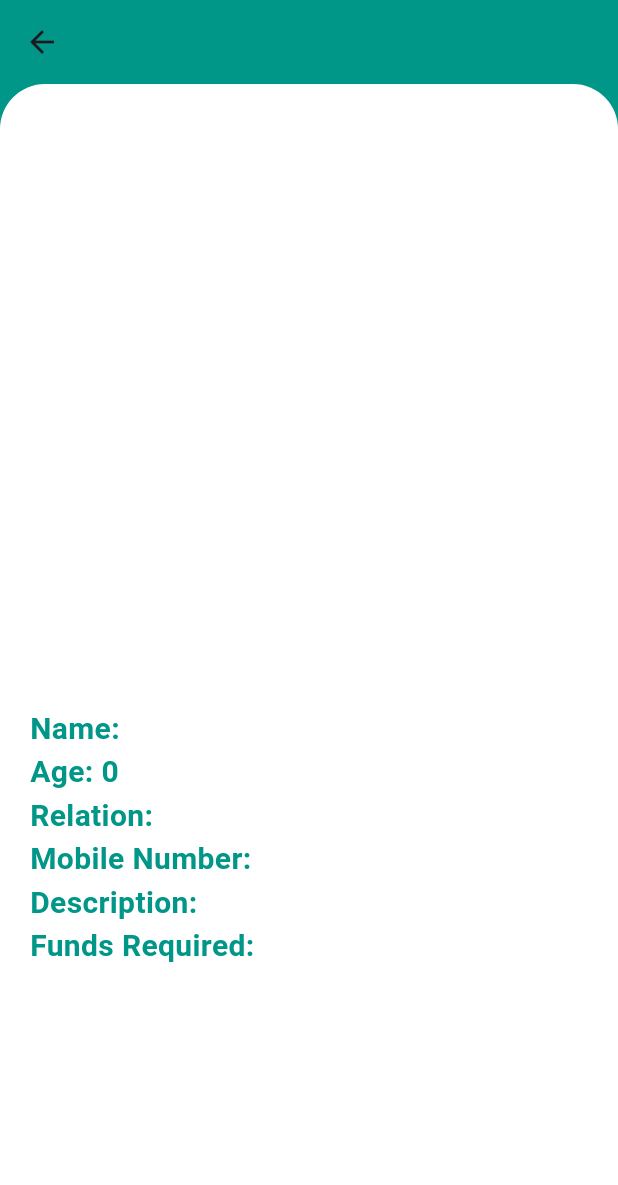
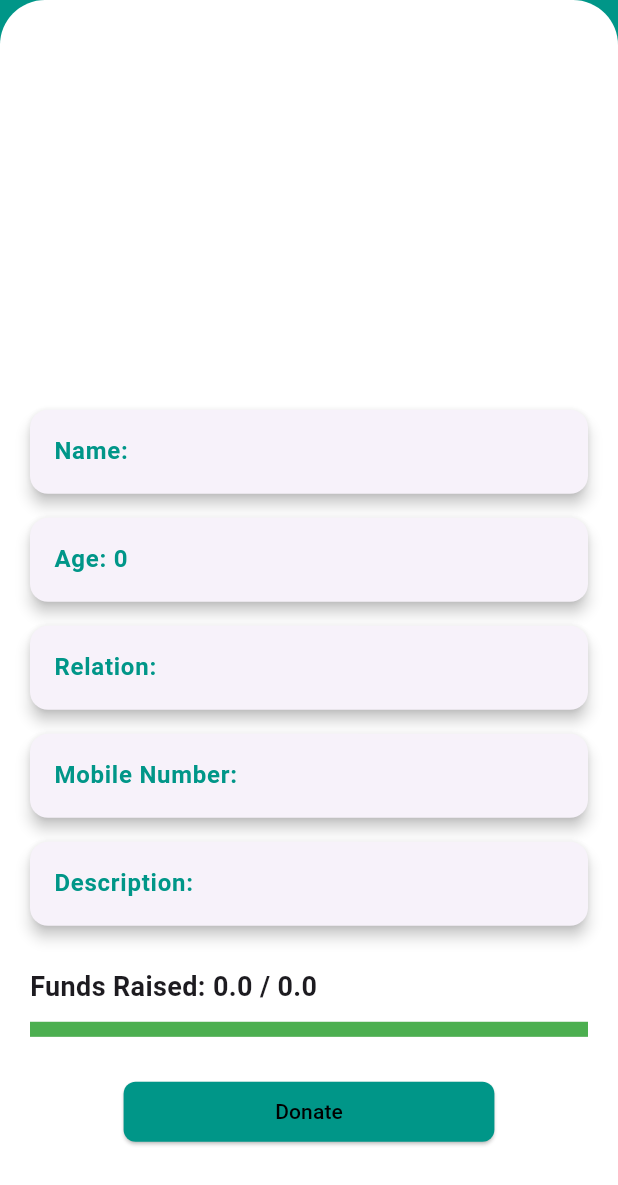
Before and after one commit to rushabh35/utkarsh-master, a Flutter app: the EducationFRDescriptive screen opened directly with empty values, on a phone screen of 412 x 824 dp. Shown: the top 1185 px of the screen. Run offline on Flutter 3.47's test engine with Material 3 defaults, Android fonts, the phone set to English and light mode, and no system bars; our stand-ins replace cached_network_image, cloud_firestore, dropdown_search, firebase_auth, firebase_core, firebase_storage and 8 more; missing offline and left inert: flutter_google_places, razorpay_flutter; accounts and stored records are empty.

Commit message:
EducationFR

```diff
--- a/lib/screens/AdminSide/FundRaisings/EducationFRAdmin.dart
+++ b/lib/screens/AdminSide/FundRaisings/EducationFRAdmin.dart
@@ -43,6 +43,7 @@ class _EducationFRAdminState extends State<EducationFRAdmin> {
                                     documentSnapshot : snapshot.data!.docs[index],
                                   )));
                         },
+
                         child: Container(
                           decoration: BoxDecoration(
                             borderRadius: BorderRadius.circular(10),
--- a/lib/screens/FundRaising/Education/Education_FR_description.dart
+++ b/lib/screens/FundRaising/Education/Education_FR_description.dart
@@ -1,6 +1,9 @@
 import 'package:flutter/material.dart';
 import 'package:cloud_firestore/cloud_firestore.dart';
+import 'package:cached_network_image/cached_network_image.dart';
 import 'package:utkarsh/constants/app_constants_colors.dart';
+import 'package:smooth_page_indicator/smooth_page_indicator.dart';
+import 'package:utkarsh/utils/ui/CustomButton.dart';
 
 class EducationFRDescriptive extends StatefulWidget {
   final DocumentSnapshot documentSnapshot;
@@ -9,12 +12,10 @@ class EducationFRDescriptive extends StatefulWidget {
       : super(key: key);
 
   @override
-  _EducationFRDescriptiveState createState() =>
-      _EducationFRDescriptiveState();
+  _EducationFRDescriptiveState createState() => _EducationFRDescriptiveState();
 }
 
-class _EducationFRDescriptiveState
-    extends State<EducationFRDescriptive> {
+class _EducationFRDescriptiveState extends State<EducationFRDescriptive> {
   late PageController _pageController;
   int _currentPage = 0;
 
@@ -33,13 +34,13 @@ class _EducationFRDescriptiveState
   @override
   Widget build(BuildContext context) {
     List<dynamic> imageUrls = widget.documentSnapshot['images'];
+    double fundsRaised =
+        widget.documentSnapshot['fundsRaised'].toDouble(); // Example value
+    double fundsRequired =
+        widget.documentSnapshot['fundsRequired'].toDouble(); // Example value
+    double progress = fundsRaised / fundsRequired;
 
     return Scaffold(
-      appBar: AppBar(
-        title: Text(widget.documentSnapshot['title']),
-        elevation: 0,
-        backgroundColor: AppConstantsColors.accentColor,
-      ),
       body: Container(
         color: AppConstantsColors.accentColor,
         child: Container(
@@ -51,115 +52,41 @@ class _EducationFRDescriptiveState
             ),
           ),
           child: Column(
-            mainAxisAlignment: MainAxisAlignment.center,
+            mainAxisAlignment: MainAxisAlignment.start,
             children: [
+              // Image Slider
               SizedBox(
                 height: MediaQuery.of(context).size.height * 0.3,
-                child: PageView.builder(
-                  controller: _pageController,
-                  itemCount: imageUrls.length,
-                  onPageChanged: (int index) {
-                    setState(() {
-                      _currentPage = index;
-
-                    });
-                  },
-                  itemBuilder: (context, index) {
-                    return Image.network(
-                      imageUrls[index],
-                      fit: BoxFit.cover,
-                    );
-                  },
+                child: _buildImageSlider(imageUrls),
+              ),
+              const SizedBox(height: 10),
+              SmoothPageIndicator(
+                controller: _pageController,
+                count: imageUrls.length,
+                effect: const WormEffect(
+                  dotHeight: 8,
+                  dotWidth: 8,
+                  activeDotColor: Colors.black,
                 ),
               ),
-              SizedBox(height: 10),
-              Row(
-                mainAxisAlignment: MainAxisAlignment.center,
-                children: [
-                  for (int i = 0; i < imageUrls.length; i++)
-                    _buildDotIndicator(i == _currentPage),
-                ],
-              ),
-              Container(
-                width: MediaQuery.of(context).size.width,
-                padding: const EdgeInsets.only(left: 20),
-                child: Text(
-                  'Name: ${widget.documentSnapshot['name']}',
-                  style: TextStyle(
-                    color: AppConstantsColors.accentColor,
-                    fontSize: 20,
-                    fontWeight: FontWeight.bold,
-                  ),
-                ),
-              ),
-              Container(
-                width: MediaQuery.of(context).size.width,
-                padding: const EdgeInsets.only(left: 20),
-                child: Text(
-                  'Age: ${widget.documentSnapshot['age']}',
-                  style: TextStyle(
-                    color: AppConstantsColors.accentColor,
-                    fontSize: 20,
-                    fontWeight: FontWeight.bold,
-                  ),
-                ),
-              ),
-              Container(
-                width: MediaQuery.of(context).size.width,
-                padding: const EdgeInsets.only(left: 20),
-                child: Text(
-                  'Relation: ${widget.documentSnapshot['relation']}',
-                  style: TextStyle(
-                    color: AppConstantsColors.accentColor,
-                    fontSize: 20,
-                    fontWeight: FontWeight.bold,
-                  ),
-                ),
-              ),
-              Container(
-                width: MediaQuery.of(context).size.width,
-                padding: const EdgeInsets.only(left: 20),
-                child: Text(
-                  'Mobile Number: ${widget.documentSnapshot['mobile']}',
-                  style: TextStyle(
-                    color: AppConstantsColors.accentColor,
-                    fontSize: 20,
-                    fontWeight: FontWeight.bold,
-                  ),
-                ),
-              ),
-              Container(
-                width: MediaQuery.of(context).size.width,
-                padding: const EdgeInsets.only(left: 20),
-                child: Text(
-                  'Description: ${widget.documentSnapshot['description']}',
-                  style: TextStyle(
-                    color: AppConstantsColors.accentColor,
-                    fontSize: 20,
-                    fontWeight: FontWeight.bold,
-                  ),
-                ),
-              ),
-              Container(
-                width: MediaQuery.of(context).size.width,
-                padding: const EdgeInsets.only(left: 20),
-                child: Text(
-                  'Funds Required: ${widget.documentSnapshot['fundsRequired']}',
-                  style: TextStyle(
-                    color: AppConstantsColors.accentColor,
-                    fontSize: 20,
-                    fontWeight: FontWeight.bold,
-                  ),
-                ),
-              ),
-
-              SizedBox(height: 20),
-              Row(
-                mainAxisAlignment: MainAxisAlignment.spaceAround,
-                children: [
-
-
-                ],
+              // Information Cards
+              _infoCard('Name: ${widget.documentSnapshot['name']}'),
+              _infoCard('Age: ${widget.documentSnapshot['age']}'),
+              _infoCard('Relation: ${widget.documentSnapshot['relation']}'),
+              _infoCard('Mobile Number: ${widget.documentSnapshot['mobile']}'),
+              _infoCard(
+                  'Description: ${widget.documentSnapshot['description']}'),
+              const SizedBox(height: 20),
+              _fundsProgress(progress, fundsRaised, fundsRequired),
+              const SizedBox(height: 30),
+              CustomButton(
+                text: 'Donate',
+                width: MediaQuery.of(context).size.width * 0.6,
+                height: 40,
+                buttonColor: AppConstantsColors.accentColor,
+                onPressed: () {
+                  // Add your donation logic here
+                },
               )
             ],
           ),
@@ -168,16 +95,73 @@ class _EducationFRDescriptiveState
     );
   }
 
-  Widget _buildDotIndicator(bool isActive) {
-    return AnimatedContainer(
-      duration: Duration(milliseconds: 150),
-      margin: EdgeInsets.symmetric(horizontal: 8),
-      height: 8,
-      width: isActive ? 24 : 8,
-      decoration: BoxDecoration(
-        color: isActive ? Colors.black : Colors.grey,
-        borderRadius: BorderRadius.circular(12),
-      ),
+  Widget _buildImageSlider(List<dynamic> imageUrls) {
+    return PageView.builder(
+      controller: _pageController,
+      itemCount: imageUrls.length,
+      onPageChanged: (int index) {
+        setState(() {
+          _currentPage = index;
+        });
+      },
+      itemBuilder: (context, index) {
+        return CachedNetworkImage(
+          imageUrl: imageUrls[index],
+          fit: BoxFit.cover,
+          placeholder: (context, url) =>
+              const Center(child: CircularProgressIndicator()),
+          errorWidget: (context, url, error) => const Icon(Icons.error),
+        );
+      },
     );
   }
+
+  Widget _infoCard(String text) => Card(
+        elevation: 4,
+        margin: const EdgeInsets.symmetric(horizontal: 20, vertical: 8),
+        child: ListTile(
+          title: Text(
+            text,
+            style: const TextStyle(
+              color: AppConstantsColors.accentColor,
+              fontWeight: FontWeight.bold,
+            ),
+          ),
+        ),
+      );
+
+  Widget _fundsProgress(
+          double progress, double fundsRaised, double fundsRequired) =>
+      Container(
+        padding: const EdgeInsets.symmetric(horizontal: 20),
+        child: Column(
+          crossAxisAlignment: CrossAxisAlignment.start,
+          children: [
+            Text(
+              'Funds Raised: $fundsRaised / $fundsRequired',
+              style: const TextStyle(fontSize: 18, fontWeight: FontWeight.bold),
+            ),
+            const SizedBox(height: 10),
+            LinearProgressIndicator(
+              value: progress,
+              backgroundColor: Colors.grey[300],
+              color: Colors.green,
+              minHeight: 10,
+            ),
+          ],
+        ),
+      );
+
+  Widget _infoText(String text) => Container(
+        width: MediaQuery.of(context).size.width,
+        padding: const EdgeInsets.only(left: 20, top: 8),
+        child: Text(
+          text,
+          style: const TextStyle(
+            color: AppConstantsColors.accentColor,
+            fontSize: 20,
+            fontWeight: FontWeight.bold,
+          ),
+        ),
+      );
 }
--- a/pubspec.yaml
+++ b/pubspec.yaml
@@ -69,6 +69,8 @@ dev_dependencies:
   table_calendar: ^3.0.0
   intl: ^0.17.0
   multi_image_picker_view: ^0.0.17
+  cached_network_image: ^3.0.0 # Check for the latest version
+  smooth_page_indicator: ^1.1.0
 # For information on the generic Dart part of this file, see the
 # following page: https://dart.dev/tools/pub/pubspec
 
```
Also changed, not shown: lib/screens/Forums/Forum_home.dart (+23 -6 lines), lib/screens/FundRaising/Education/Education_FR_home.dart (+4 -3 lines), lib/screens/FundRaising/FundRaisingHome.dart (+19 -17 lines), lib/screens/FundRaising/FundsRaisedByUser.dart (+5 -2 lines), lib/screens/LandingScreen.dart (+1 -13 lines), pubspec.lock, 1 other file.
